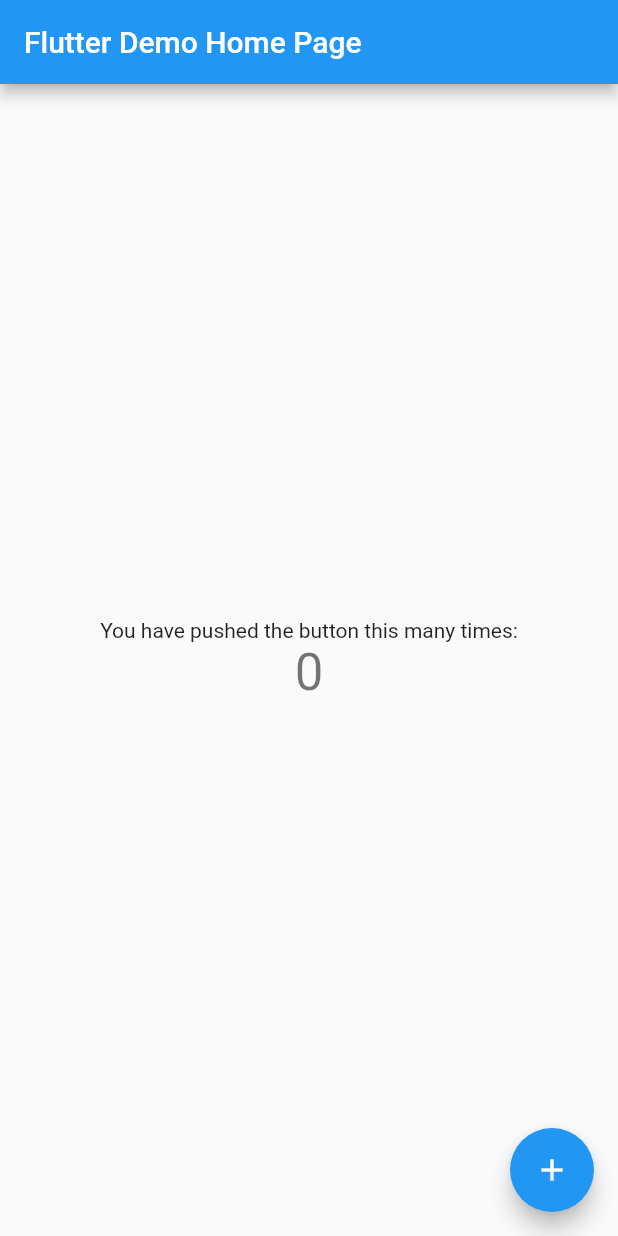
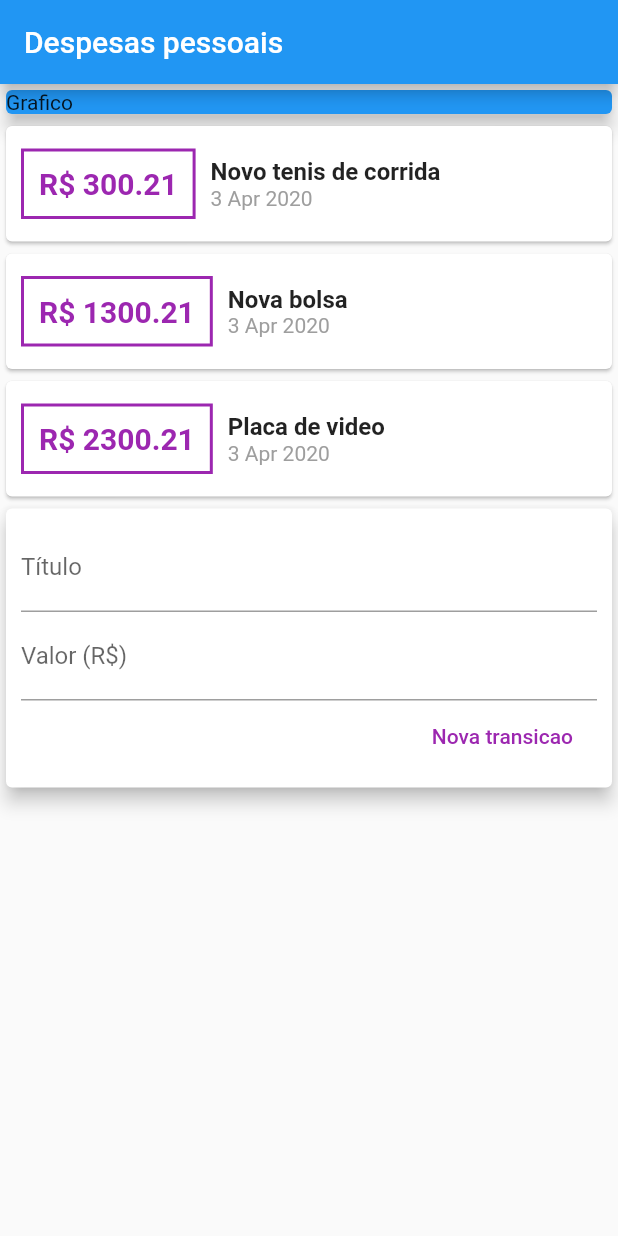
Before and after one commit to thainan76/App-Flutter-Despesas, a Flutter app: the screen it shows after launch, on a phone screen of 412 x 824 dp. Run offline on Flutter 3.47's test engine with Material 2 defaults, Android fonts, the phone set to English and light mode, and no system bars.

Commit message:
Add input, list entre outros widgets

```diff
--- a/lib/main.dart
+++ b/lib/main.dart
@@ -1,117 +1,148 @@
 import 'package:flutter/material.dart';
+import 'package:intl/intl.dart';
+import 'models/transaction.dart';
 
-void main() {
-  runApp(MyApp());
-}
+main() => runApp(Expenses());
 
-class MyApp extends StatelessWidget {
-  // This widget is the root of your application.
+class Expenses extends StatelessWidget {
+  const Expenses({Key key}) : super(key: key);
+
   @override
   Widget build(BuildContext context) {
     return MaterialApp(
-      title: 'Flutter Demo',
-      theme: ThemeData(
-        // This is the theme of your application.
-        //
-        // Try running your application with "flutter run". You'll see the
-        // application has a blue toolbar. Then, without quitting the app, try
-        // changing the primarySwatch below to Colors.green and then invoke
-        // "hot reload" (press "r" in the console where you ran "flutter run",
-        // or simply save your changes to "hot reload" in a Flutter IDE).
-        // Notice that the counter didn't reset back to zero; the application
-        // is not restarted.
-        primarySwatch: Colors.blue,
-        // This makes the visual density adapt to the platform that you run
-        // the app on. For desktop platforms, the controls will be smaller and
-        // closer together (more dense) than on mobile platforms.
-        visualDensity: VisualDensity.adaptivePlatformDensity,
-      ),
-      home: MyHomePage(title: 'Flutter Demo Home Page'),
+      home: MyHomePage(),
     );
   }
 }
 
-class MyHomePage extends StatefulWidget {
-  MyHomePage({Key key, this.title}) : super(key: key);
+class MyHomePage extends StatelessWidget {
 
-  // This widget is the home page of your application. It is stateful, meaning
-  // that it has a State object (defined below) that contains fields that affect
-  // how it looks.
+  final titleController = TextEditingController();
+  final valueController = TextEditingController();
 
-  // This class is the configuration for the state. It holds the values (in this
-  // case the title) provided by the parent (in this case the App widget) and
-  // used by the build method of the State. Fields in a Widget subclass are
-  // always marked "final".
+  String value;
 
-  final String title;
-
-  @override
-  _MyHomePageState createState() => _MyHomePageState();
-}
-
-class _MyHomePageState extends State<MyHomePage> {
-  int _counter = 0;
-
-  void _incrementCounter() {
-    setState(() {
-      // This call to setState tells the Flutter framework that something has
-      // changed in this State, which causes it to rerun the build method below
-      // so that the display can reflect the updated values. If we changed
-      // _counter without calling setState(), then the build method would not be
-      // called again, and so nothing would appear to happen.
-      _counter++;
-    });
-  }
+  final _transactions = [
+    Transaction(
+      id: 't1',
+      title: 'Novo tenis de corrida',
+      value: 300.21,
+      date: DateTime.now(),
+    ),
+    Transaction(
+      id: 't2',
+      title: 'Nova bolsa',
+      value: 1300.21,
+      date: DateTime.now(),
+    ),
+    Transaction(
+      id: 't3',
+      title: 'Placa de video',
+      value: 2300.21,
+      date: DateTime.now(),
+    ),
+  ];
 
   @override
   Widget build(BuildContext context) {
-    // This method is rerun every time setState is called, for instance as done
-    // by the _incrementCounter method above.
-    //
-    // The Flutter framework has been optimized to make rerunning build methods
-    // fast, so that you can just rebuild anything that needs updating rather
-    // than having to individually change instances of widgets.
     return Scaffold(
       appBar: AppBar(
-        // Here we take the value from the MyHomePage object that was created by
-        // the App.build method, and use it to set our appbar title.
-        title: Text(widget.title),
+        title: Text('Despesas pessoais')
       ),
-      body: Center(
-        // Center is a layout widget. It takes a single child and positions it
-        // in the middle of the parent.
-        child: Column(
-          // Column is also a layout widget. It takes a list of children and
-          // arranges them vertically. By default, it sizes itself to fit its
-          // children horizontally, and tries to be as tall as its parent.
-          //
-          // Invoke "debug painting" (press "p" in the console, choose the
-          // "Toggle Debug Paint" action from the Flutter Inspector in Android
-          // Studio, or the "Toggle Debug Paint" command in Visual Studio Code)
-          // to see the wireframe for each widget.
-          //
-          // Column has various properties to control how it sizes itself and
-          // how it positions its children. Here we use mainAxisAlignment to
-          // center the children vertically; the main axis here is the vertical
-          // axis because Columns are vertical (the cross axis would be
-          // horizontal).
-          mainAxisAlignment: MainAxisAlignment.center,
+      body: Column(
+        crossAxisAlignment: CrossAxisAlignment.stretch,
         children: <Widget>[
+          Container(
+            child: Card(
+              color: Colors.blue,
+              child: Text('Grafico'),
+              elevation: 5,
+            ),
+          ),
+          Column(
+            children: _transactions.map((tr) {
+              return Card(
+                child: Row(
+                  children: <Widget>[
+                    Container(
+                      margin: EdgeInsets.symmetric(
+                        horizontal: 10,
+                        vertical: 15
+                      ),
+                      decoration: BoxDecoration(
+                        border: Border.all(
+                          color: Colors.purple,
+                          width: 2,
+                        )
+                      ),
+                      padding: EdgeInsets.all(10),
+                      child: Text(
+                          'R\$ ${tr.value.toStringAsFixed(2)}',
+                          style: TextStyle(
+                            fontWeight: FontWeight.bold,
+                            fontSize: 20,
+                            color: Colors.purple,
+                          )
+                      ),
+                    ),
+                    Column(
+                      crossAxisAlignment: CrossAxisAlignment.start,
+                      children: <Widget> [
                         Text(
-              'You have pushed the button this many times:',
+                          tr.title,
+                          style: TextStyle(
+                            fontSize: 16,
+                            fontWeight: FontWeight.bold,
+                          ),
                         ),
                         Text(
-              '$_counter',
-              style: Theme.of(context).textTheme.headline4,
+                          DateFormat('d MMM y').format(tr.date),
+                          style: TextStyle(
+                            color: Colors.grey
+                          ),
+                        ),
+                      ]
+                    )
+                  ],
+                ),
+              );
+            }).toList(),
+          ),
+          Card(
+            elevation: 5,
+            child: Padding(
+              padding: const EdgeInsets.all(10.0),
+              child: Column(
+                children: <Widget>[
+                  TextField(
+                    controller: titleController,
+                    decoration: InputDecoration(
+                      labelText: 'Título',
+                    ),
+                  ),
+                  TextField(
+                    controller: valueController,
+                    onChanged: (newValue) => value = newValue,
+                    decoration: InputDecoration(
+                      labelText: 'Valor (R\$)',
+                    ),
+                  ),
+                  Row(
+                    mainAxisAlignment: MainAxisAlignment.end,
+                    children: <Widget>[
+                      FlatButton(
+                        textColor: Colors.purple,
+                        onPressed: (){},
+                        child: Text('Nova transicao')
                       ),
                     ],
+                  )
+                ]
               ),
             ),
-      floatingActionButton: FloatingActionButton(
-        onPressed: _incrementCounter,
-        tooltip: 'Increment',
-        child: Icon(Icons.add),
-      ), // This trailing comma makes auto-formatting nicer for build methods.
+          )
+        ]
+      )
     );
   }
 }
--- /dev/null
+++ b/lib/models/transaction.dart
@@ -0,0 +1,16 @@
+import 'package:flutter/foundation.dart';
+
+class Transaction {
+  final String id;
+  final String title;
+  final double value;
+  final DateTime date;
+
+  Transaction({
+    @required this.id,
+    @required this.title,
+    @required this.value,
+    @required this.date
+  });
+
+}
--- a/pubspec.yaml
+++ b/pubspec.yaml
@@ -23,7 +23,7 @@
 dependencies:
   flutter:
     sdk: flutter
-
+  intl: 0.16.1
 
   # The following adds the Cupertino Icons font to your application.
   # Use with the CupertinoIcons class for iOS style icons.
```
Also changed, not shown: pubspec.lock. Lines whose indentation alone changed are shown as unchanged.
